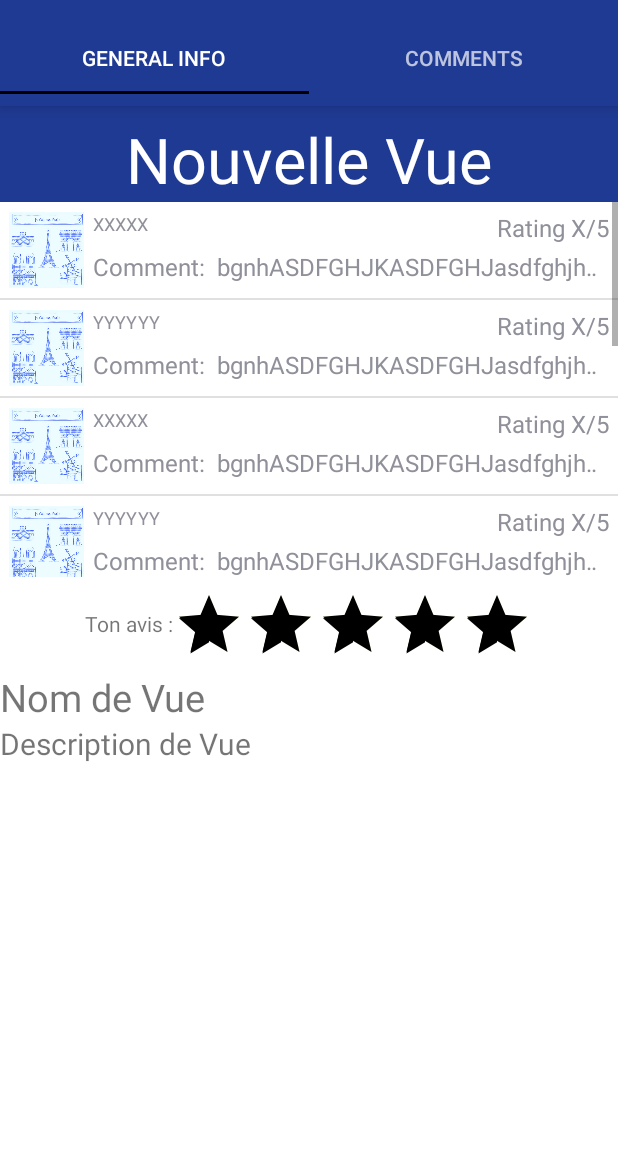
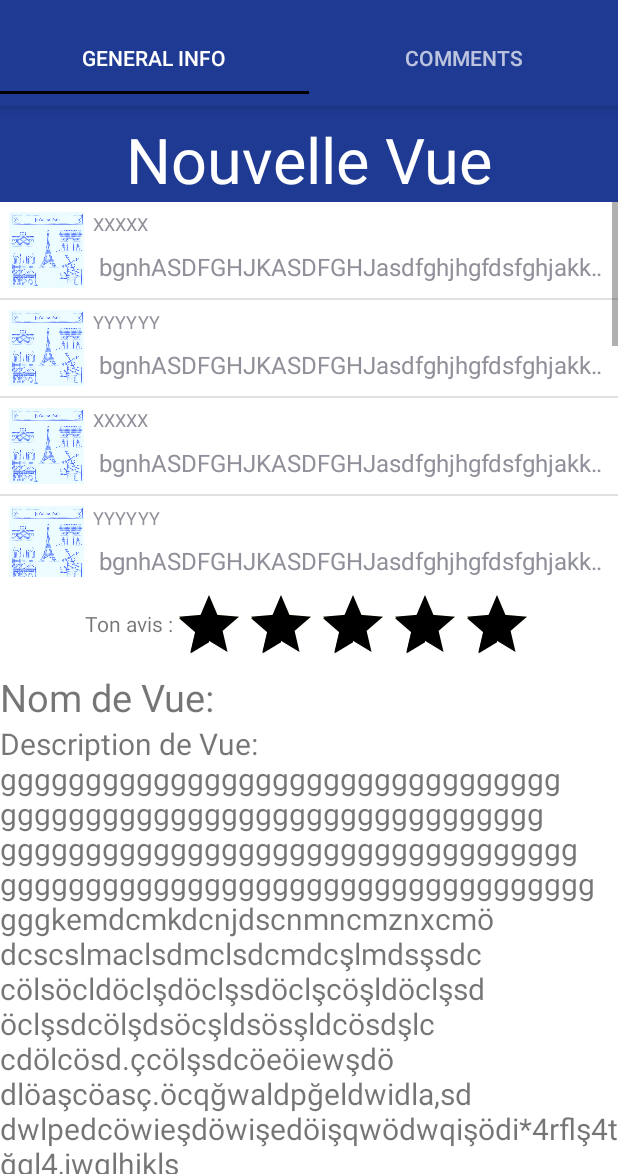
Before and after one commit to datgrog/BelleVue, an Android app: the fragment TabFragment2 placed in its activity, on a phone screen of 412 x 824 dp, the part 62-1236 px from its top. Run offline under Robolectric (Android 15) with nearby library versions, the phone set to English and light mode, and no system bars; libraries missing offline, so code that uses them is left out: com.daimajia.slider; plain views replace SliderLayout; 5 statements that could not run were skipped.

Commit message:
small changes in Vue View adding scroll view etc

```diff
--- a/BelleVue/src/main/java/com/bellevue/starter/TabFragment2.java
+++ b/BelleVue/src/main/java/com/bellevue/starter/TabFragment2.java
@@ -90,7 +90,7 @@ public class TabFragment2 extends Fragment {
         for (int i = 0; i < 10; i++) {
             HashMap<String, String> hm = new HashMap<String, String>();
             hm.put("txt", countries[i]);
-            hm.put("com", "Comment: " + currency[i]);
+            hm.put("com",  currency[i]);
             hm.put("pic", Integer.toString(pics[i]));
             aList.add(hm);
         }
--- a/BelleVue/src/main/res/layout/comment_list_view.xml
+++ b/BelleVue/src/main/res/layout/comment_list_view.xml
@@ -39,14 +39,7 @@
             android:singleLine="true"
             android:text="Comment"
             android:textSize="16sp" />
-        <TextView
-            android:id="@+id/releaseYear"
-            android:layout_width="wrap_content"
-            android:layout_height="wrap_content"
-            android:layout_alignParentTop="true"
-            android:layout_alignParentRight="true"
-            android:text="Rating X/5"
-            android:textSize="16sp" />
+
 
 
     </RelativeLayout>
--- a/BelleVue/src/main/res/layout/tabs_main.xml
+++ b/BelleVue/src/main/res/layout/tabs_main.xml
@@ -18,6 +18,8 @@
         android:theme="@style/ThemeOverlay.AppCompat.Dark.ActionBar"
         app:popupTheme="@style/ThemeOverlay.AppCompat.Light"/>
 
+
+
     <android.support.design.widget.TabLayout
         android:id="@+id/tab_layout"
         android:layout_width="match_parent"
--- a/BelleVue/src/main/res/layout/view_vue_tab1.xml
+++ b/BelleVue/src/main/res/layout/view_vue_tab1.xml
@@ -3,6 +3,10 @@
     android:layout_width="match_parent"
     android:layout_height="match_parent">
 
+    <ScrollView xmlns:android="http://schemas.android.com/apk/res/android"
+        android:layout_width="match_parent"
+        android:layout_height="match_parent"
+        >
 
     <LinearLayout
         android:layout_width="match_parent"
@@ -30,8 +34,6 @@
                 android:textSize="42sp"
                 android:layout_gravity="center"/>
         </android.support.v7.widget.Toolbar>
-
-
 
 
         <com.daimajia.slider.library.SliderLayout
@@ -74,7 +76,7 @@
                 android:id="@+id/autoCompleteTextView"
                 android:layout_width="match_parent"
                 android:layout_height="wrap_content"
-                android:text="Nom de Vue"
+                android:text="Nom de Vue:"
                 android:textSize="25dp"
                 android:maxLines="1"
                 android:singleLine="true" />
@@ -83,16 +85,15 @@
                 android:id="@+id/autoCompleteTextView2"
                 android:layout_width="match_parent"
                 android:layout_height="wrap_content"
-                android:text="Description de Vue"
-                android:textSize="20dp"
-                android:singleLine="true" />
-
-
-
+                android:text="Description de Vue:
+                gggggggggggggggggggggggggggggggggggggggggggggggggggggggggggggggggggggggggggggggggggggggggggggggggggggggggggggggggggggggggggggggggggggggggkemdcmkdcnjdscnmncmznxcmö
+                dcscslmaclsdmclsdcmdcşlmdsşsdc
+                cölsöcldöclşdöclşsdöclşcöşldöclşsdöclşsdcölşdsöcşldsösşldcösdşlc
+                cdölcösd.çcölşsdcöeöiewşdö
+                dlöaşcöasç.öcqğwaldpğeldwidla,sd
+                dwlpedcöwieşdöwişedöişqwödwqişödi*4rflş4tğgl4,iwglhjklş"
+                android:textSize="20dp" />
         </LinearLayout>
-
-
-
     </LinearLayout>
-
+    </ScrollView>
 </android.support.design.widget.CoordinatorLayout>
--- a/BelleVue/src/main/res/values/styles.xml
+++ b/BelleVue/src/main/res/values/styles.xml
@@ -58,13 +58,4 @@
         <item name="android:singleLine">true</item>
     </style>
 
-    <style name="AppTheme2" parent="Theme.AppCompat.Light.NoActionBar">
-        <!--   your app branding color for the app bar -->
-        <item name="colorPrimary">#3F51B5</item>
-        <!--   darker variant for the status bar and contextual app bars -->
-        <item name="colorPrimaryDark">#303F9F</item>
-        <!--   theme UI controls like checkboxes and text fields -->
-        <item name="colorAccent">#FF4081</item>
-    </style>
-
 </resources>
```
